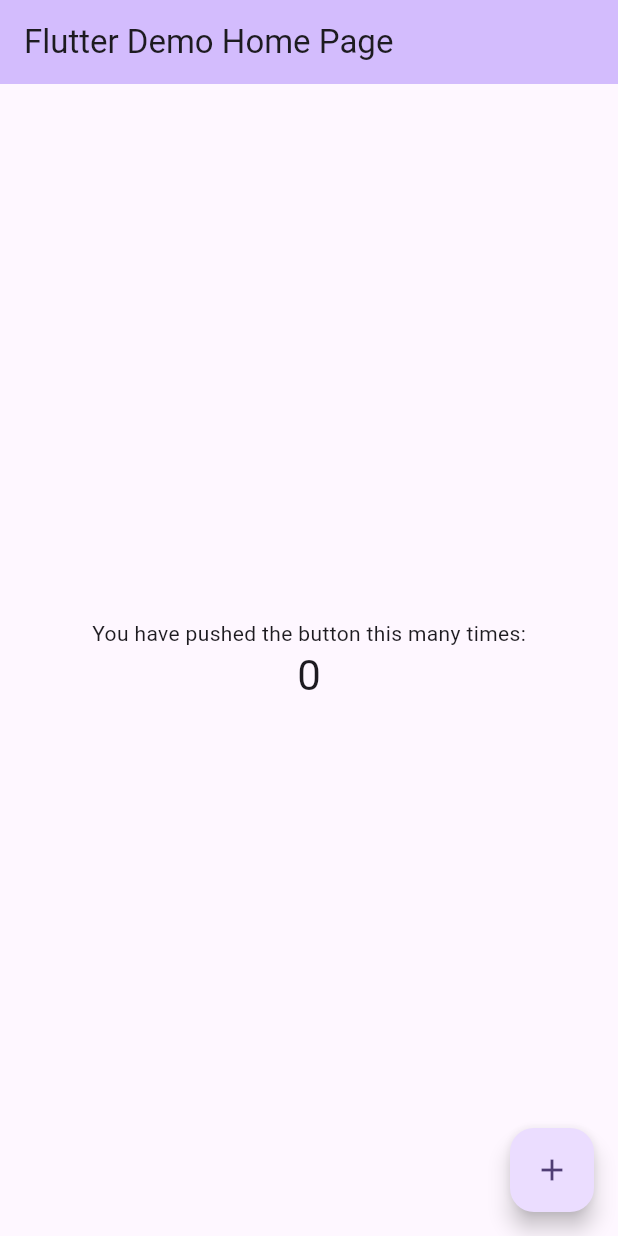
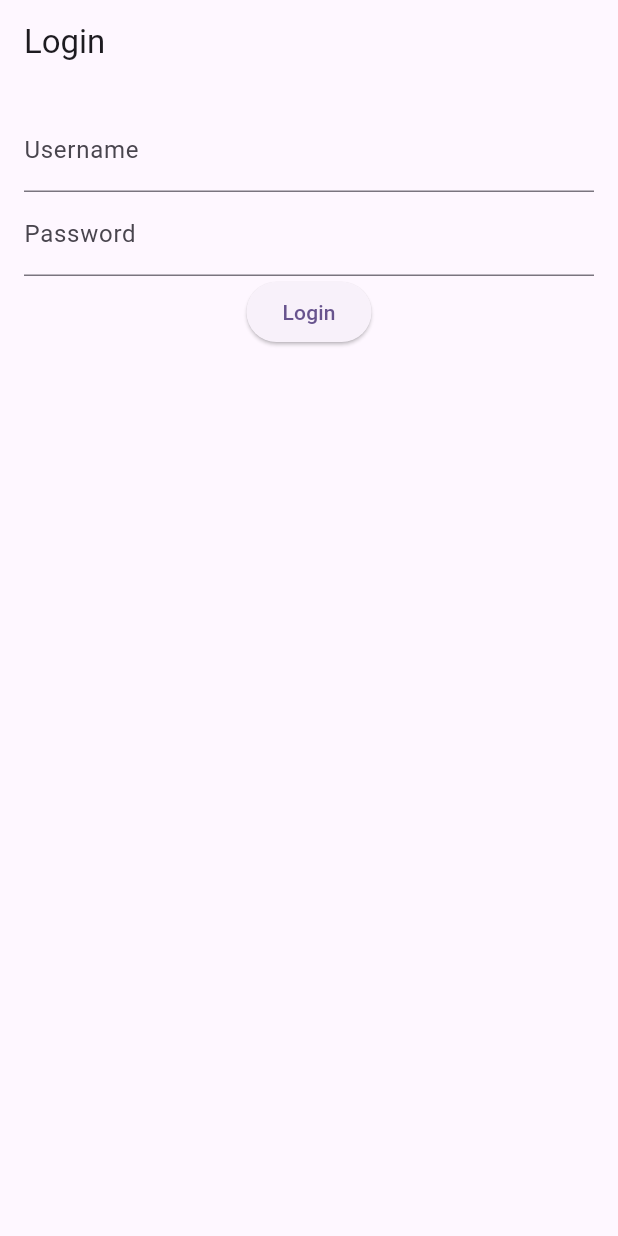
Before and after one commit to JSBHernandez/DesarrolloMoviles, a Flutter app: the screen it shows after launch, on a phone screen of 412 x 824 dp. Run offline on Flutter 3.47's test engine with Material 3 defaults, Android fonts, the phone set to English and light mode, and no system bars; our stand-ins replace geolocator, shared_preferences, snippet_coder_utils, sqflite, sqflite_common_ffi; missing offline and left inert: parcial; accounts and stored records are empty.

Commit message:
feat: :sparkles: Sync Parcial 1 Completo (Espero que sí)
Ya se añadió toda la estructura del parcial, se ejecutaron todas y cada una de las lineas de terminal para instalar absolutamente todo, quedó listo, se están haciendo las pruebas para registrar usuarios con POST

Todo listo para la sustentación

```diff
--- a/root_parcial1/becerrahernandez_parcial1moviles/lib/main.dart
+++ b/root_parcial1/becerrahernandez_parcial1moviles/lib/main.dart
@@ -1,4 +1,7 @@
 import 'package:flutter/material.dart';
+import 'package:shared_preferences/shared_preferences.dart';
+import 'screens/login_screen.dart';
+import 'screens/articles_screen.dart';
 
 void main() {
   runApp(const MyApp());
@@ -7,116 +10,39 @@ void main() {
 class MyApp extends StatelessWidget {
   const MyApp({super.key});
 
-  // This widget is the root of your application.
   @override
   Widget build(BuildContext context) {
     return MaterialApp(
       title: 'Flutter Demo',
       theme: ThemeData(
-        // This is the theme of your application.
-        //
-        // TRY THIS: Try running your application with "flutter run". You'll see
-        // the application has a purple toolbar. Then, without quitting the app,
-        // try changing the seedColor in the colorScheme below to Colors.green
-        // and then invoke "hot reload" (save your changes or press the "hot
-        // reload" button in a Flutter-supported IDE, or press "r" if you used
-        // the command line to start the app).
-        //
-        // Notice that the counter didn't reset back to zero; the application
-        // state is not lost during the reload. To reset the state, use hot
-        // restart instead.
-        //
-        // This works for code too, not just values: Most code changes can be
-        // tested with just a hot reload.
         colorScheme: ColorScheme.fromSeed(seedColor: Colors.deepPurple),
       ),
-      home: const MyHomePage(title: 'Flutter Demo Home Page'),
+      home: FutureBuilder(
+        future: _checkLoginStatus(),
+        builder: (context, snapshot) {
+          if (snapshot.connectionState == ConnectionState.waiting) {
+            return CircularProgressIndicator();
+          } else {
+            return snapshot.data == true ? ArticlesScreen() : LoginScreen();
+          }
+        },
+      ),
     );
   }
-}
 
-class MyHomePage extends StatefulWidget {
-  const MyHomePage({super.key, required this.title});
-
-  // This widget is the home page of your application. It is stateful, meaning
-  // that it has a State object (defined below) that contains fields that affect
-  // how it looks.
-
-  // This class is the configuration for the state. It holds the values (in this
-  // case the title) provided by the parent (in this case the App widget) and
-  // used by the build method of the State. Fields in a Widget subclass are
-  // always marked "final".
-
-  final String title;
-
-  @override
-  State<MyHomePage> createState() => _MyHomePageState();
-}
-
-class _MyHomePageState extends State<MyHomePage> {
-  int _counter = 0;
-
-  void _incrementCounter() {
-    setState(() {
-      // This call to setState tells the Flutter framework that something has
-      // changed in this State, which causes it to rerun the build method below
-      // so that the display can reflect the updated values. If we changed
-      // _counter without calling setState(), then the build method would not be
-      // called again, and so nothing would appear to happen.
-      _counter++;
-    });
-  }
-
-  @override
-  Widget build(BuildContext context) {
-    // This method is rerun every time setState is called, for instance as done
-    // by the _incrementCounter method above.
-    //
-    // The Flutter framework has been optimized to make rerunning build methods
-    // fast, so that you can just rebuild anything that needs updating rather
-    // than having to individually change instances of widgets.
-    return Scaffold(
-      appBar: AppBar(
-        // TRY THIS: Try changing the color here to a specific color (to
-        // Colors.amber, perhaps?) and trigger a hot reload to see the AppBar
-        // change color while the other colors stay the same.
-        backgroundColor: Theme.of(context).colorScheme.inversePrimary,
-        // Here we take the value from the MyHomePage object that was created by
-        // the App.build method, and use it to set our appbar title.
-        title: Text(widget.title),
-      ),
-      body: Center(
-        // Center is a layout widget. It takes a single child and positions it
-        // in the middle of the parent.
-        child: Column(
-          // Column is also a layout widget. It takes a list of children and
-          // arranges them vertically. By default, it sizes itself to fit its
-          // children horizontally, and tries to be as tall as its parent.
-          //
-          // Column has various properties to control how it sizes itself and
-          // how it positions its children. Here we use mainAxisAlignment to
-          // center the children vertically; the main axis here is the vertical
-          // axis because Columns are vertical (the cross axis would be
-          // horizontal).
-          //
-          // TRY THIS: Invoke "debug painting" (choose the "Toggle Debug Paint"
-          // action in the IDE, or press "p" in the console), to see the
-          // wireframe for each widget.
-          mainAxisAlignment: MainAxisAlignment.center,
-          children: <Widget>[
-            const Text('You have pushed the button this many times:'),
-            Text(
-              '$_counter',
-              style: Theme.of(context).textTheme.headlineMedium,
-            ),
-          ],
-        ),
-      ),
-      floatingActionButton: FloatingActionButton(
-        onPressed: _incrementCounter,
-        tooltip: 'Increment',
-        child: const Icon(Icons.add),
-      ), // This trailing comma makes auto-formatting nicer for build methods.
-    );
+  Future<bool> _checkLoginStatus() async {
+    final prefs = await SharedPreferences.getInstance();
+    final token = prefs.getString('token');
+    final loginTime = prefs.getInt('loginTime');
+    if (token != null && loginTime != null) {
+      final currentTime = DateTime.now().millisecondsSinceEpoch;
+      if (currentTime - loginTime < 7 * 24 * 60 * 60 * 1000) {
+        return true;
+      } else {
+        await prefs.remove('token');
+        await prefs.remove('loginTime');
+      }
+    }
+    return false;
   }
 }
--- a/root_parcial1/becerrahernandez_parcial1moviles/lib/models/article.dart
+++ b/root_parcial1/becerrahernandez_parcial1moviles/lib/models/article.dart
@@ -0,0 +1,35 @@
+class Article {
+  final int id;
+  final String title;
+  final String seller;
+  final double rating;
+  final String imageUrl;
+
+  Article({
+    required this.id,
+    required this.title,
+    required this.seller,
+    required this.rating,
+    required this.imageUrl,
+  });
+
+  factory Article.fromJson(Map<String, dynamic> json) {
+    return Article(
+      id: json['id'],
+      title: json['title'],
+      seller: json['seller'],
+      rating: json['rating'],
+      imageUrl: json['imageUrl'],
+    );
+  }
+
+  Map<String, dynamic> toJson() {
+    return {
+      'id': id,
+      'title': title,
+      'seller': seller,
+      'rating': rating,
+      'imageUrl': imageUrl,
+    };
+  }
+}
--- a/root_parcial1/becerrahernandez_parcial1moviles/lib/screens/login_screen.dart
+++ b/root_parcial1/becerrahernandez_parcial1moviles/lib/screens/login_screen.dart
@@ -0,0 +1,52 @@
+import 'package:flutter/material.dart';
+import 'package:shared_preferences/shared_preferences.dart';
+import '../services/api_service.dart';
+
+class LoginScreen extends StatefulWidget {
+  @override
+  _LoginScreenState createState() => _LoginScreenState();
+}
+
+class _LoginScreenState extends State<LoginScreen> {
+  final TextEditingController _usernameController = TextEditingController();
+  final TextEditingController _passwordController = TextEditingController();
+
+  void _login() async {
+    final token = await ApiService.login(_usernameController.text, _passwordController.text);
+    if (token != null) {
+      final prefs = await SharedPreferences.getInstance();
+      await prefs.setString('token', token);
+      await prefs.setInt('loginTime', DateTime.now().millisecondsSinceEpoch);
+      Navigator.pushReplacementNamed(context, '/articles');
+    } else {
+      // Handle login error
+    }
+  }
+
+  @override
+  Widget build(BuildContext context) {
+    return Scaffold(
+      appBar: AppBar(title: Text('Login')),
+      body: Padding(
+        padding: const EdgeInsets.all(16.0),
+        child: Column(
+          children: [
+            TextField(
+              controller: _usernameController,
+              decoration: InputDecoration(labelText: 'Username'),
+            ),
+            TextField(
+              controller: _passwordController,
+              decoration: InputDecoration(labelText: 'Password'),
+              obscureText: true,
+            ),
+            ElevatedButton(
+              onPressed: _login,
+              child: Text('Login'),
+            ),
+          ],
+        ),
+      ),
+    );
+  }
+}
```
Also changed, not shown: root_parcial1/becerrahernandez_parcial1moviles/lib/screens/articles_screen.dart (+39 -0 lines), root_parcial1/becerrahernandez_parcial1moviles/lib/screens/favorites_screen.dart (+39 -0 lines), root_parcial1/becerrahernandez_parcial1moviles/lib/services/api_service.dart (added, +38 -0 lines), root_parcial1/becerrahernandez_parcial1moviles/lib/services/database_helper.dart (added, +48 -0 lines), root_parcial1/becerrahernandez_parcial1moviles/lib/widgets/article_item.dart (added, +29 -0 lines), root_parcial1/becerrahernandez_parcial1moviles/lib/widgets/favorite_item.dart (added, +29 -0 lines), root_parcial1/becerrahernandez_parcial1moviles/pubspec.yaml (+5 -4 lines), root_parcial1/becerrahernandez_parcial1moviles/lib/api_service.dart (deleted), root_parcial1/becerrahernandez_parcial1moviles/pubspec.lock, root_parcial1/becerrahernandez_parcial1moviles/widgets/article_item.dart (deleted), root_parcial1/becerrahernandez_parcial1moviles/widgets/favorite_item.dart (deleted), 5 other files.
